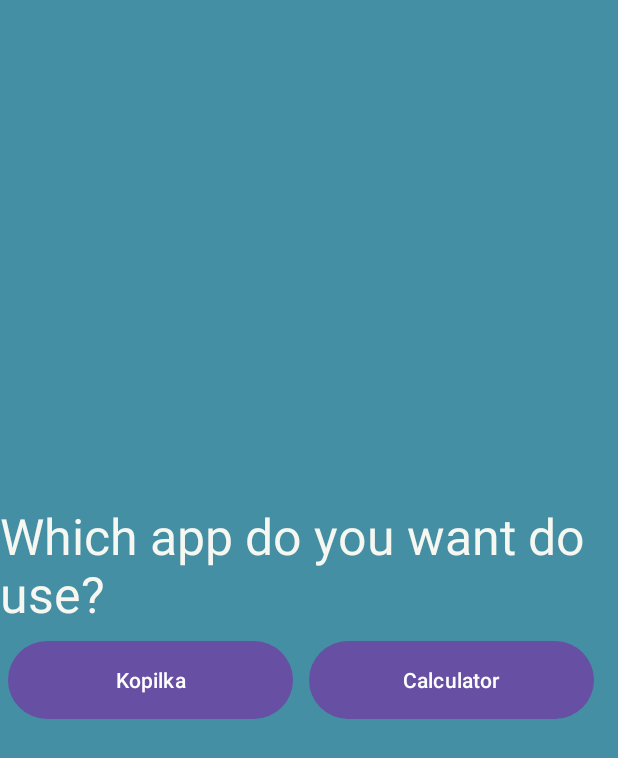
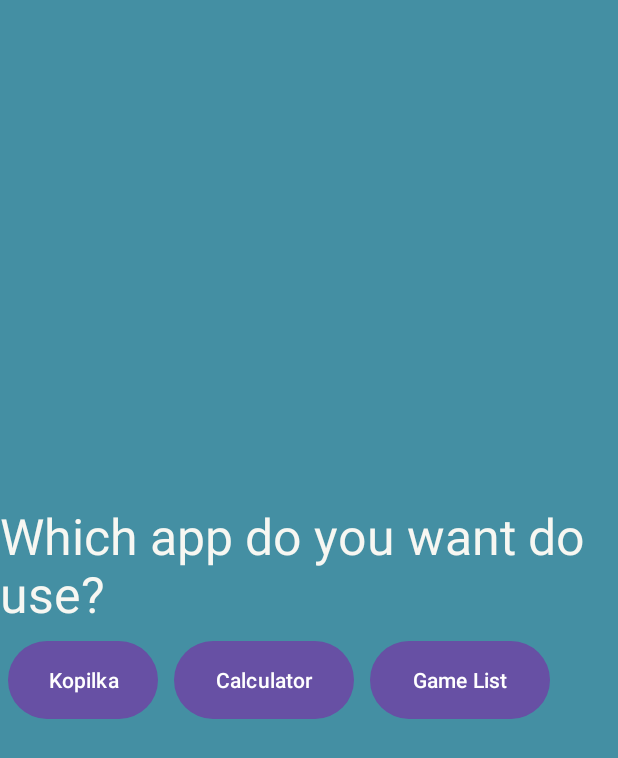
Before and after one commit to Uncert41nty/FirstAppTest, an Android app: the screen it shows after launch (HomeActivity), on a phone screen of 412 x 824 dp. Shown: the top 758 px of the screen. Run offline under Robolectric (Android 15) with nearby library versions, the phone set to English and light mode, and no system bars.

Commit message:
ListVIewAdd

```diff
--- a/app/src/main/AndroidManifest.xml
+++ b/app/src/main/AndroidManifest.xml
@@ -12,6 +12,9 @@
         android:supportsRtl="true"
         android:theme="@style/Theme.FirstAppTest"
         tools:targetApi="31">
+        <activity
+            android:name=".GameList"
+            android:exported="false" />
         <activity
             android:name=".KopilkaTake"
             android:exported="false" />
--- a/app/src/main/res/layout/activity_home.xml
+++ b/app/src/main/res/layout/activity_home.xml
@@ -19,7 +19,7 @@
 
         <Button
             android:id="@+id/kop1lka"
-            android:layout_width="190dp"
+            android:layout_width="100dp"
             android:layout_height="60dp"
             android:layout_margin="5dp"
             android:text="Kopilka"
@@ -27,11 +27,20 @@
 
         <Button
             android:id="@+id/c4lculator"
-            android:layout_width="190dp"
+            android:layout_width="120dp"
             android:layout_height="60dp"
             android:layout_margin="5dp"
             android:text="Calculator"
             android:onClick="onClick"/>
+
+        <Button
+            android:id="@+id/gamesActivity"
+            android:layout_width="120dp"
+            android:layout_height="60dp"
+            android:layout_margin="5dp"
+            android:text="Game List"
+            android:onClick="onClick"/>
+
     </LinearLayout>
 
 
```
Also changed, not shown: app/src/main/java/com/example/firstapptest/GameList.java (added, +48 -0 lines), app/src/main/java/com/example/firstapptest/HomeActivity.java (+10 -0 lines), app/src/main/res/layout/activity_game_list.xml (added, +44 -0 lines).
